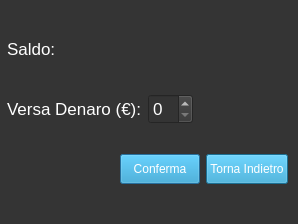
The window that Viste/Cliente/GUI/portafoglio.ui (GiulianiM/Noleggio) describes before a commit, drawn with Qt 5.
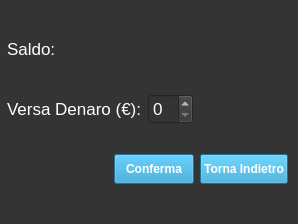
The same window after the commit. Icons and pictures are not drawn.

Patch:
```diff
--- a/Viste/Cliente/GUI/portafoglio.ui
+++ b/Viste/Cliente/GUI/portafoglio.ui
@@ -27,7 +27,7 @@
   <property name="styleSheet">
    <string notr="true">background-color: rgb(52, 52, 52);</string>
   </property>
-  <widget class="QWidget" name="">
+  <widget class="QWidget" name="layoutWidget">
    <property name="geometry">
     <rect>
      <x>7</x>
@@ -218,6 +218,11 @@
           <height>30</height>
          </size>
         </property>
+        <property name="font">
+         <font>
+          <bold>true</bold>
+         </font>
+        </property>
         <property name="styleSheet">
          <string notr="true">font-size:20; color:white;background-color:rgb(38, 157, 206)
 </string>
@@ -235,6 +240,11 @@
           <height>30</height>
          </size>
         </property>
+        <property name="font">
+         <font>
+          <bold>true</bold>
+         </font>
+        </property>
         <property name="styleSheet">
          <string notr="true">font-size:20; color:white;background-color:rgb(38, 157, 206)
 </string>
```
